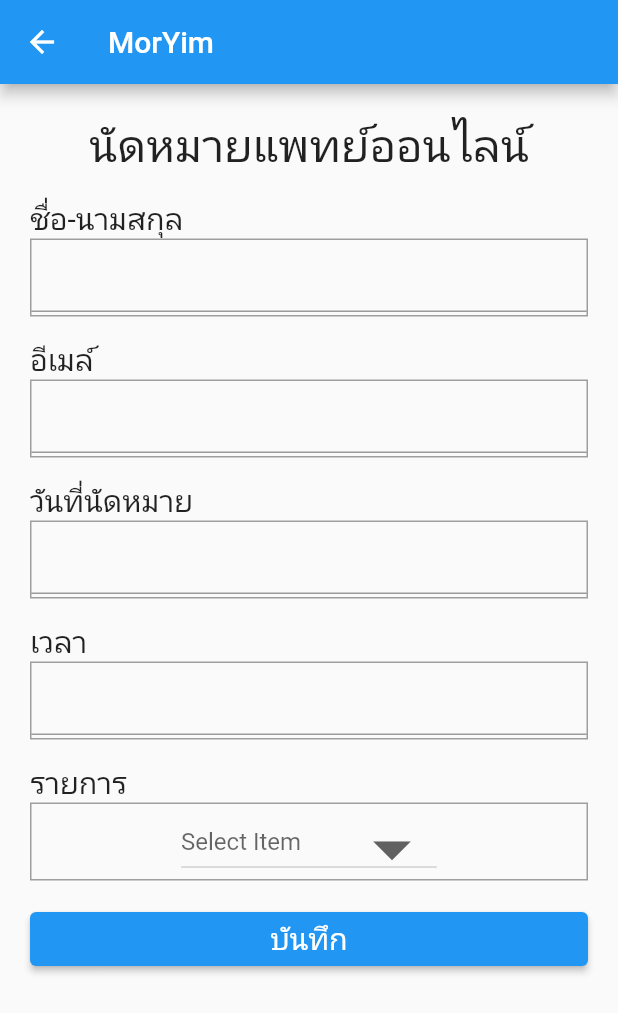
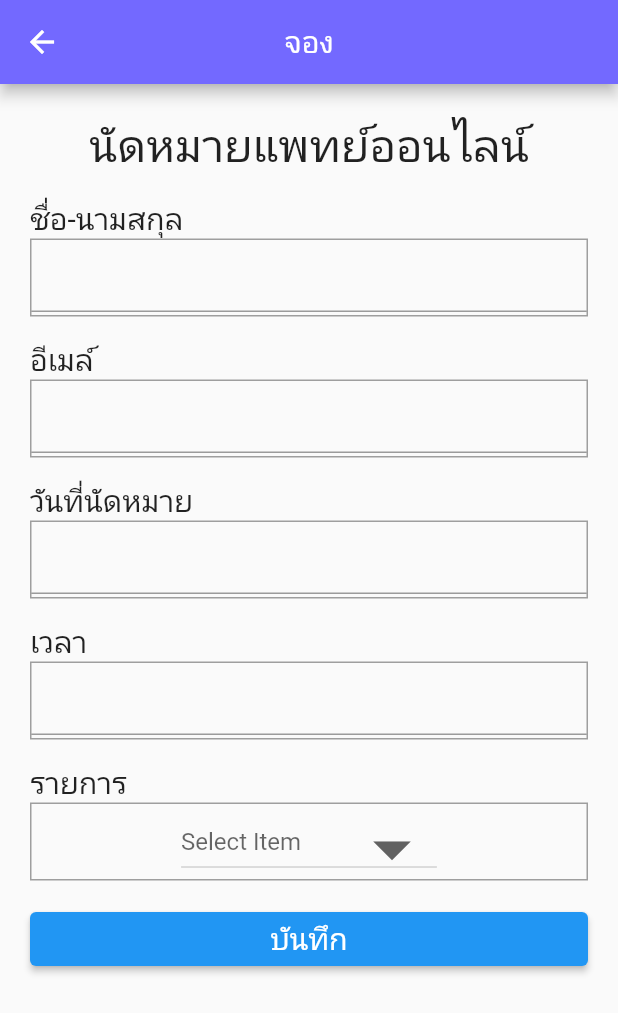
Before and after one commit to wongtawee/Mor-Yim-ProjectII-Final, a Flutter app: the Choosedoctor screen opened directly, after a tap on "Appointment", on a phone screen of 412 x 824 dp. Shown: the top 1013 px of the screen. Run offline on Flutter 3.47's test engine with Material 2 defaults, Android fonts, the phone set to English and light mode, and no system bars; our stand-ins replace cloud_firestore, firebase_auth, firebase_core, firebase_database, flutter_svg, form_field_validator and 5 more; missing offline and left inert: firebase_helpers, flutter_downloader; accounts and stored records are empty.

Commit message:
first commit

```diff
--- a/lib/screen/choosedoctor/choosedoctor.dart
+++ b/lib/screen/choosedoctor/choosedoctor.dart
@@ -28,7 +28,6 @@ class _ChoosedoctorState extends State<Choosedoctor> {
       appBar: AppBar(
         title: Text("จอง"),
         backgroundColor: Color(0xFF7369FF),
-        automaticallyImplyLeading: true,
         actions: [],
         centerTitle: true,
         elevation: 4,
--- a/lib/screen/choosedoctor/doca.dart
+++ b/lib/screen/choosedoctor/doca.dart
@@ -24,7 +24,7 @@ class _DocaState extends State<Doca> {
   //เตรียม firebase
   final Future<FirebaseApp> firebase = Firebase.initializeApp();
   CollectionReference _appointmentCollection =
-      FirebaseFirestore.instance.collection('DoctorB');
+      FirebaseFirestore.instance.collection('DoctorA');
 
   List<DropdownMenuItem<String>> listDrop = [];
   String selected;
@@ -32,11 +32,11 @@ class _DocaState extends State<Doca> {
     listDrop = [];
     listDrop.add(new DropdownMenuItem(
       child: new Text('แผนกทั่วไป'),
-      value: 'Tooth filling',
+      value: 'General',
     ));
     listDrop.add(new DropdownMenuItem(
       child: new Text('แผนกอายุรกรรม'),
-      value: 'change tire',
+      value: 'Internal Medicine',
     ));
   }
 
@@ -59,7 +59,12 @@ class _DocaState extends State<Doca> {
           if (snapshot.connectionState == ConnectionState.done) {
             return Scaffold(
               appBar: AppBar(
-                title: Text("MorYim"),
+                title: Text("จอง"),
+                backgroundColor: Color(0xFF7369FF),
+                automaticallyImplyLeading: true,
+                actions: [],
+                centerTitle: true,
+                elevation: 4,
               ),
               body: Container(
                 padding: EdgeInsets.all(20),
--- a/lib/screen/choosedoctor/docb.dart
+++ b/lib/screen/choosedoctor/docb.dart
@@ -59,7 +59,12 @@ class _DocbState extends State<Docb> {
           if (snapshot.connectionState == ConnectionState.done) {
             return Scaffold(
               appBar: AppBar(
-                title: Text("MorYim"),
+                title: Text("จอง"),
+                backgroundColor: Color(0xFF7369FF),
+                automaticallyImplyLeading: true,
+                actions: [],
+                centerTitle: true,
+                elevation: 4,
               ),
               body: Container(
                 padding: EdgeInsets.all(20),
```
Also changed, not shown: lib/chat/chat_screen.dart (+6 -4 lines), lib/screen/appointment/formscreen.dart (+4 -5 lines), lib/screen/appointment/my_appointment_screen.dart (+6 -1 lines), lib/screen/choosedisplay/displayA.dart (+8 -1 lines), lib/screen/choosedisplay/displayB.dart (+8 -1 lines), 1 other file.
